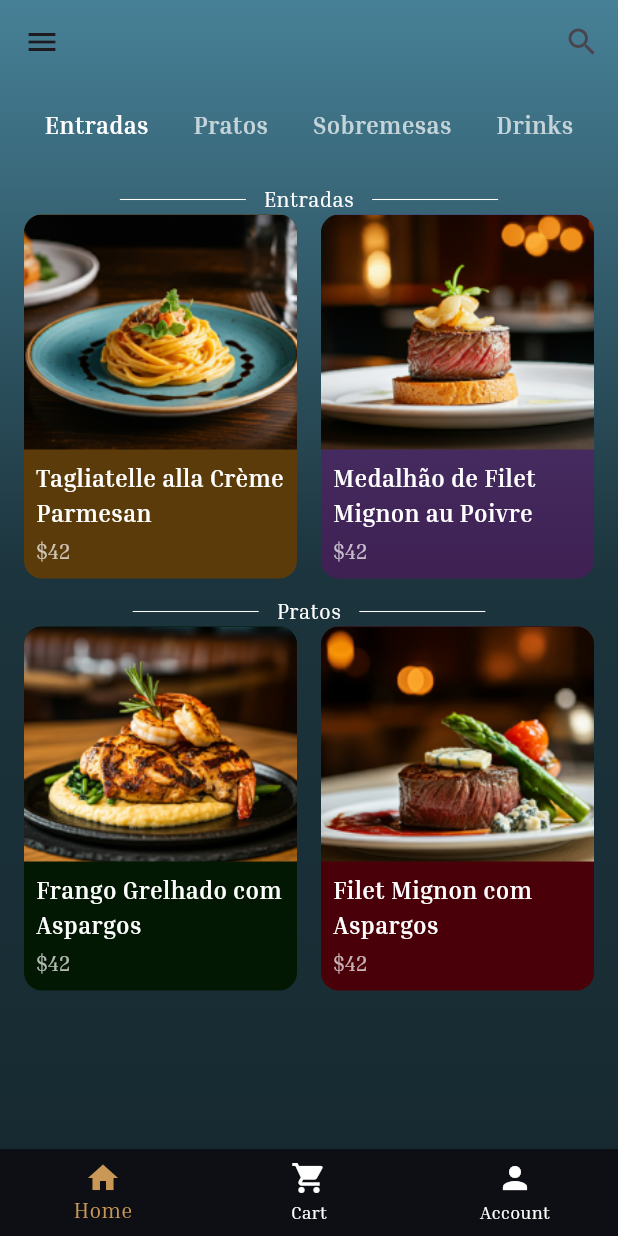
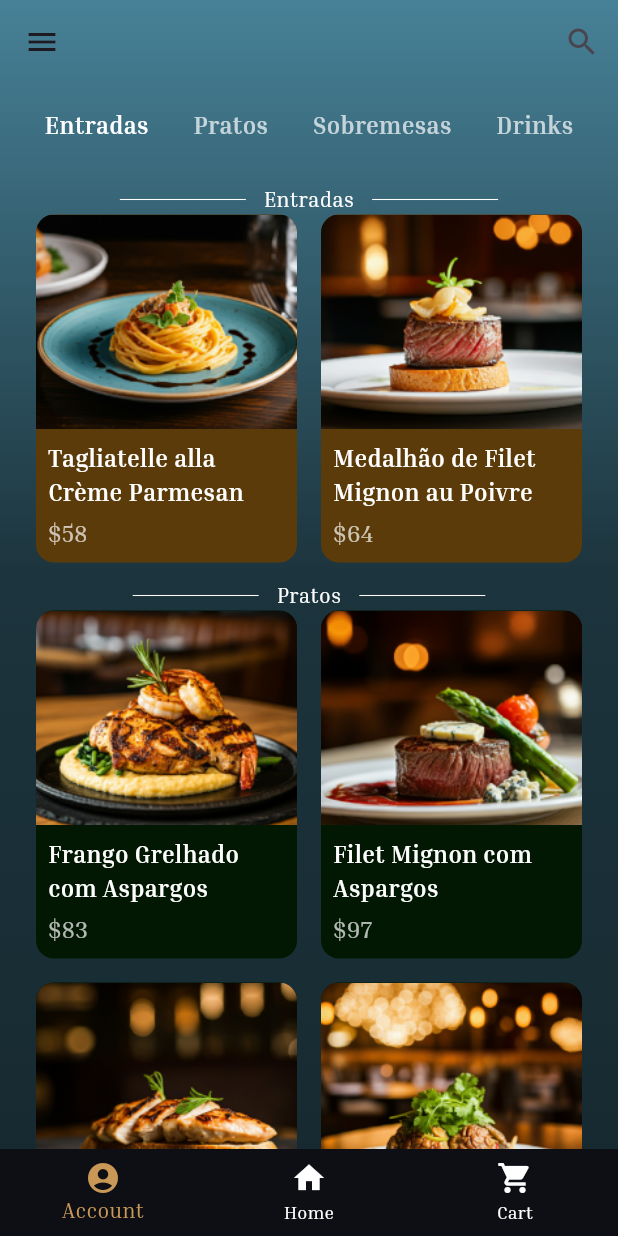
Before and after one commit to 8FTG8/Cardapio_Flutter, a Flutter app: the MenuPage screen opened by its route, on a phone screen of 412 x 824 dp. Run offline on Flutter 3.47's test engine with Material 3 defaults, Android fonts, the light colour scheme and no system bars; our stand-ins replace device_preview.

Commit message:
new release

```diff
--- a/lib/main.dart
+++ b/lib/main.dart
@@ -9,7 +9,7 @@ import 'pages/start_page.dart';
 import 'pages/login_page.dart';
 import 'pages/signup_page.dart';
 import 'pages/menu_page.dart';
-import 'pages/cart_page.dart'; // Certifique-se de importar a página do carrinho
+import 'pages/cart_page.dart';
 import 'pages/product_details_page.dart';
 
 void main() {
--- a/lib/pages/menu_page.dart
+++ b/lib/pages/menu_page.dart
@@ -39,41 +39,148 @@ class _MenuPageState extends State<MenuPage> {
                   crossAxisAlignment: CrossAxisAlignment.start,
                   children: [
 
+                    //ENTRADAS
                     SizedBox(height: 12),
                     DividerLabel(label: 'Entradas'),
-
                     _buildProductGrid([
                       ProductCard(
                         name: "Tagliatelle alla Crème Parmesan",
-                        price: "\$42",
+                        price: "\$58",
                         image: 'assets/images/entrada_1.png',
                         backgroundColor: Color(0xFF5B3B09),
                       ),
                       ProductCard(
                         name: "Medalhão de Filet Mignon au Poivre",
-                        price: "\$42",
+                        price: "\$64",
                         image: 'assets/images/entrada_2.png',
-                        backgroundColor: Color.fromARGB(99, 118, 2, 118),
+                        backgroundColor: Color(0xFF5B3B09),
                       ),
                     ]),
 
+                    //PRATOS
                     SizedBox(height: 12),
                     DividerLabel(label: 'Pratos'),
-
                     _buildProductGrid([
                       ProductCard(
                         name: "Frango Grelhado com Aspargos",
-                        price: "\$42",
+                        price: "\$83",
                         image: 'assets/images/prato_1.png',
                         backgroundColor: Color(0xFF021803),
                       ),
                       ProductCard(
                         name: "Filet Mignon com Aspargos",
-                        price: "\$42",
+                        price: "\$97",
                         image: 'assets/images/prato_2.png',
+                        backgroundColor: Color(0xFF021803),
+                      ),
+                      ProductCard(
+                        name: "Title",
+                        price: "\$00",
+                        image: 'assets/images/prato_3.png',
+                        backgroundColor: Color(0xFF021803),
+                      ),
+                       ProductCard(
+                        name: "Title",
+                        price: "\$00",
+                        image: 'assets/images/prato_4.png',
+                        backgroundColor: Color(0xFF021803),
+                      ),
+                      ProductCard(
+                        name: "Title",
+                        price: "\$00",
+                        image: 'assets/images/prato_5.png',
+                        backgroundColor: Color(0xFF021803),
+                      ),
+                      ProductCard(
+                        name: "Title",
+                        price: "\$00",
+                        image: 'assets/images/prato_6.png',
+                        backgroundColor: Color(0xFF021803),
+                      ),
+                    ]),
+
+                    //SOBREMESAS
+                    SizedBox(height: 12),
+                    DividerLabel(label: 'Sobremesas'),
+                    _buildProductGrid([
+                      ProductCard(
+                        name: "Title",
+                        price: "\$83",
+                        image: 'assets/images/sobremesa_1.png',
+                        backgroundColor: Color(0x62760276),
+                      ),
+                      ProductCard(
+                        name: "Title",
+                        price: "\$97",
+                        image: 'assets/images/sobremesa_2.png',
+                        backgroundColor: Color(0x62760276),
+                      ),
+                      ProductCard(
+                        name: "Title",
+                        price: "\$00",
+                        image: 'assets/images/sobremesa_3.png',
+                        backgroundColor: Color(0x62760276),
+                      ),
+                       ProductCard(
+                        name: "Title",
+                        price: "\$00",
+                        image: 'assets/images/sobremesa_4.png',
+                        backgroundColor: Color(0x62760276),
+                      ),
+                      ProductCard(
+                        name: "Title",
+                        price: "\$00",
+                        image: 'assets/images/sobremesa_5.png',
+                        backgroundColor: Color(0x62760276),
+                      ),
+                      ProductCard(
+                        name: "Title",
+                        price: "\$00",
+                        image: 'assets/images/sobremesa_6.png',
+                        backgroundColor: Color(0x62760276),
+                      ),
+                    ]),
+
+                    //DRIKS
+                    SizedBox(height: 12),
+                    DividerLabel(label: 'Drinks'),
+                    _buildProductGrid([
+                      ProductCard(
+                        name: "Title",
+                        price: "\$00",
+                        image: 'assets/images/drink_1.png',
                         backgroundColor: Color(0xFF4A0009),
                       ),
-                      // Adicione mais ProductCard aqui conforme necessário
+                      ProductCard(
+                        name: "Title",
+                        price: "\$00",
+                        image: 'assets/images/drink_2.png',
+                        backgroundColor: Color(0xFF4A0009),
+                      ),
+                      ProductCard(
+                        name: "Title",
+                        price: "\$00",
+                        image: 'assets/images/drink_3.png',
+                        backgroundColor: Color(0xFF4A0009),
+                      ),
+                       ProductCard(
+                        name: "Title",
+                        price: "\$00",
+                        image: 'assets/images/drink_4.png',
+                        backgroundColor: Color(0xFF4A0009),
+                      ),
+                      ProductCard(
+                        name: "Title",
+                        price: "\$00",
+                        image: 'assets/images/drink_5.png',
+                        backgroundColor: Color(0xFF4A0009),
+                      ),
+                      ProductCard(
+                        name: "Title",
+                        price: "\$00",
+                        image: 'assets/images/drink_6.png',
+                        backgroundColor: Color(0xFF4A0009),
+                      ),
                     ]),
                   ],
                 ),
@@ -96,18 +203,6 @@ class _MenuPageState extends State<MenuPage> {
                 MaterialPageRoute(builder: (context) => MenuPage()),
               );
               break;
-            /*case 2:
-              Navigator.pushReplacement(
-                context,
-                MaterialPageRoute(builder: (context) => SearchPage()),
-              );
-              break;
-            case 3:
-              Navigator.pushReplacement(
-                context,
-                MaterialPageRoute(builder: (context) => CartPage()),
-              );
-              break;*/
           }
         },
       ),
@@ -156,7 +251,7 @@ class _MenuPageState extends State<MenuPage> {
 
   Widget _buildProductGrid(List<Widget> productCards) {
     return Padding(
-      padding: const EdgeInsets.symmetric(horizontal: 16.0),
+      padding: const EdgeInsets.symmetric(horizontal: 24.0),
       child: GridView.builder(
         shrinkWrap: true,
         physics: const NeverScrollableScrollPhysics(),
--- a/lib/widgets/food_card.dart
+++ b/lib/widgets/food_card.dart
@@ -21,8 +21,11 @@ class ProductCard extends StatelessWidget {
         color: backgroundColor,
         borderRadius: BorderRadius.circular(12.0),
       ),
+
+      //TÍTULO
       child: Column(
-        crossAxisAlignment: CrossAxisAlignment.start,
+        mainAxisAlignment: MainAxisAlignment.center,
+        crossAxisAlignment: CrossAxisAlignment.center,
         children: [
           Expanded(
             child: ClipRRect(
@@ -37,6 +40,8 @@ class ProductCard extends StatelessWidget {
               ),
             ),
           ),
+
+          //PREÇO
           Padding(
             padding: const EdgeInsets.all(8.0),
             child: Column(
@@ -55,7 +60,7 @@ class ProductCard extends StatelessWidget {
                   price,
                   style: const TextStyle(
                     color: Colors.white70,
-                    fontSize: 14,
+                    fontSize: 16,
                   ),
                 ),
               ],
--- a/lib/widgets/nav_bar.dart
+++ b/lib/widgets/nav_bar.dart
@@ -16,6 +16,10 @@ class CustomNavBar extends StatelessWidget {
       onTap: onTap,
       items: const [
         BottomNavigationBarItem(
+          icon: Icon(Icons.account_circle),
+          label: 'Account',
+        ),
+        BottomNavigationBarItem(
           icon: Icon(Icons.home),
           label: 'Home',
         ),
@@ -23,10 +27,6 @@ class CustomNavBar extends StatelessWidget {
           icon: Icon(Icons.shopping_cart),
           label: 'Cart',
         ),
-        BottomNavigationBarItem(
-          icon: Icon(Icons.person),
-          label: 'Account',
-        ),
       ],
     );
   }
```
